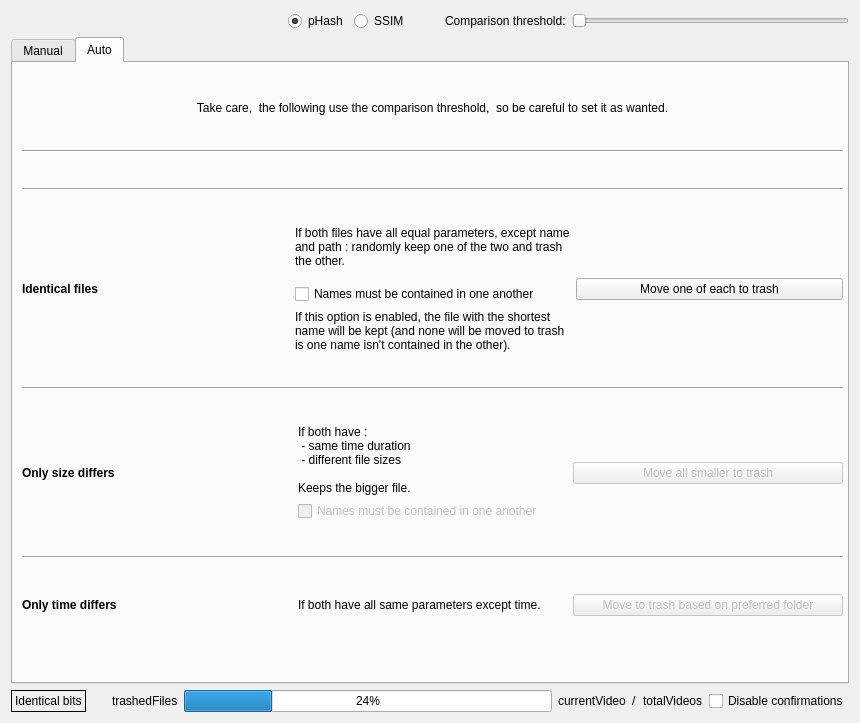
Above: QtProject/comparison.ui from theophanemayaud/video-simili-duplicate-cleaner before the change. Below: the same form after it.
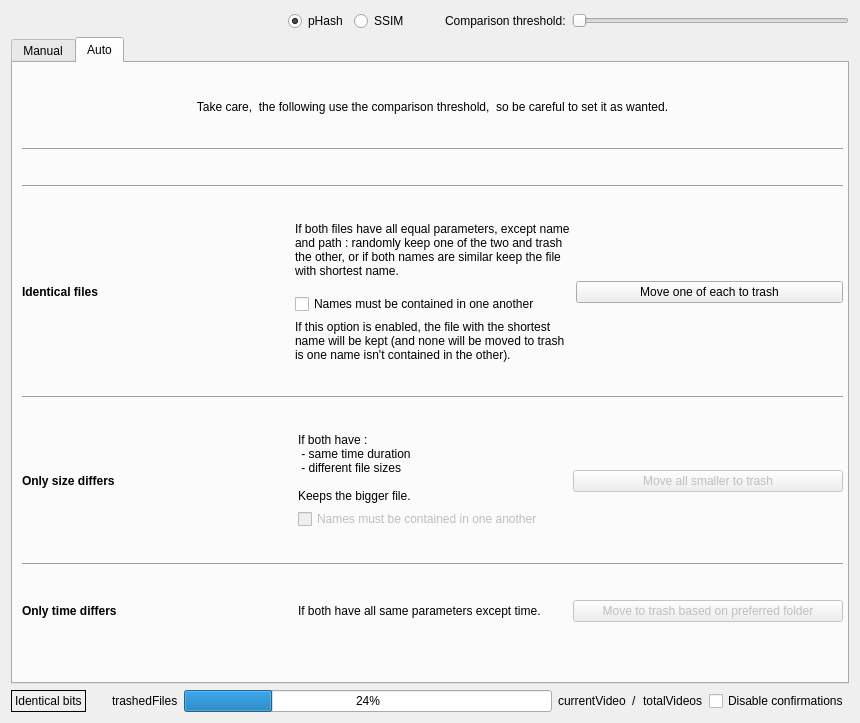
That is the form after the change. The open tabs and pages were chosen to show the change. Custom widgets are drawn as their Qt base class.

Commit message: feat(comparison): deletion for identical files with contained names will always be longest first

```diff
--- a/QtProject/comparison.ui
+++ b/QtProject/comparison.ui
@@ -991,7 +991,7 @@
             <item>
              <widget class="QLabel" name="label_4">
               <property name="text">
-               <string>If both files have all equal parameters, except name and path : randomly keep one of the two and trash the other.</string>
+               <string>If both files have all equal parameters, except name and path : randomly keep one of the two and trash the other, or if both names are similar keep the file with shortest name.</string>
               </property>
               <property name="wordWrap">
                <bool>true</bool>
```
The commit also changes 1 other file.
